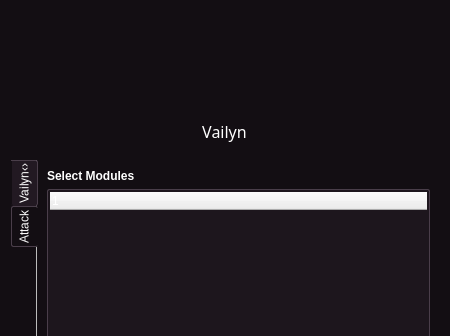
VainlyStrain/Vailyn, file core/qt5/Main.ui: the form before one commit; both pictures show x 0 to 450 and y 0 to 336 of the 450 by 599 pixel window.
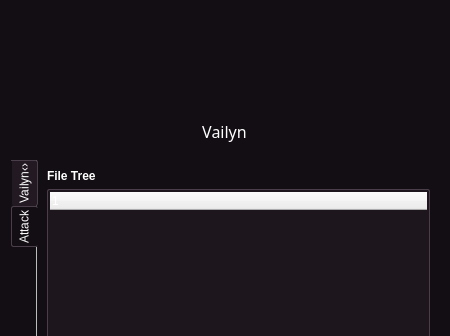
The form after the commit. The open tabs and pages were chosen to show the change. Icons and pictures are not drawn.

What changed in the file:
```diff
--- a/core/qt5/Main.ui
+++ b/core/qt5/Main.ui
@@ -1599,8 +1599,14 @@
                 <verstretch>0</verstretch>
                </sizepolicy>
               </property>
+              <property name="font">
+               <font>
+                <weight>75</weight>
+                <bold>true</bold>
+               </font>
+              </property>
               <property name="text">
-               <string>&lt;html&gt;&lt;head/&gt;&lt;body&gt;&lt;p&gt;&lt;span style=&quot; font-weight:600;&quot;&gt;Select Modules&lt;/span&gt;&lt;/p&gt;&lt;/body&gt;&lt;/html&gt;</string>
+               <string>File Tree</string>
               </property>
              </widget>
             </item>
```
Left out of the diff: 2 changed lines with no effect on the pictures.
